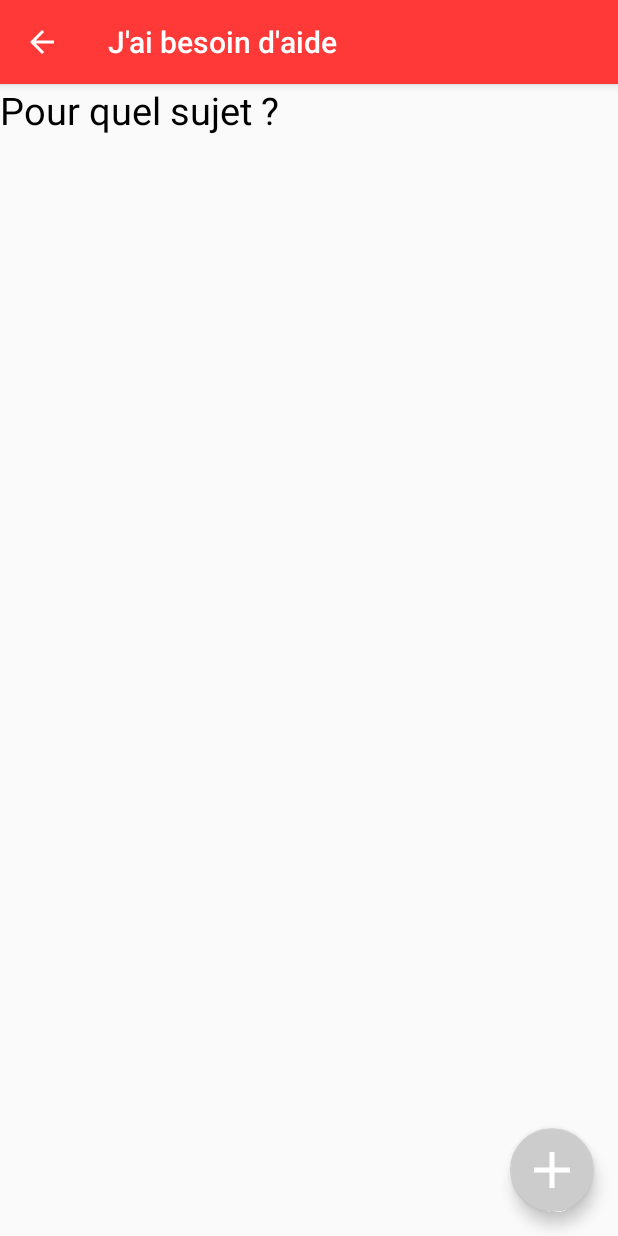
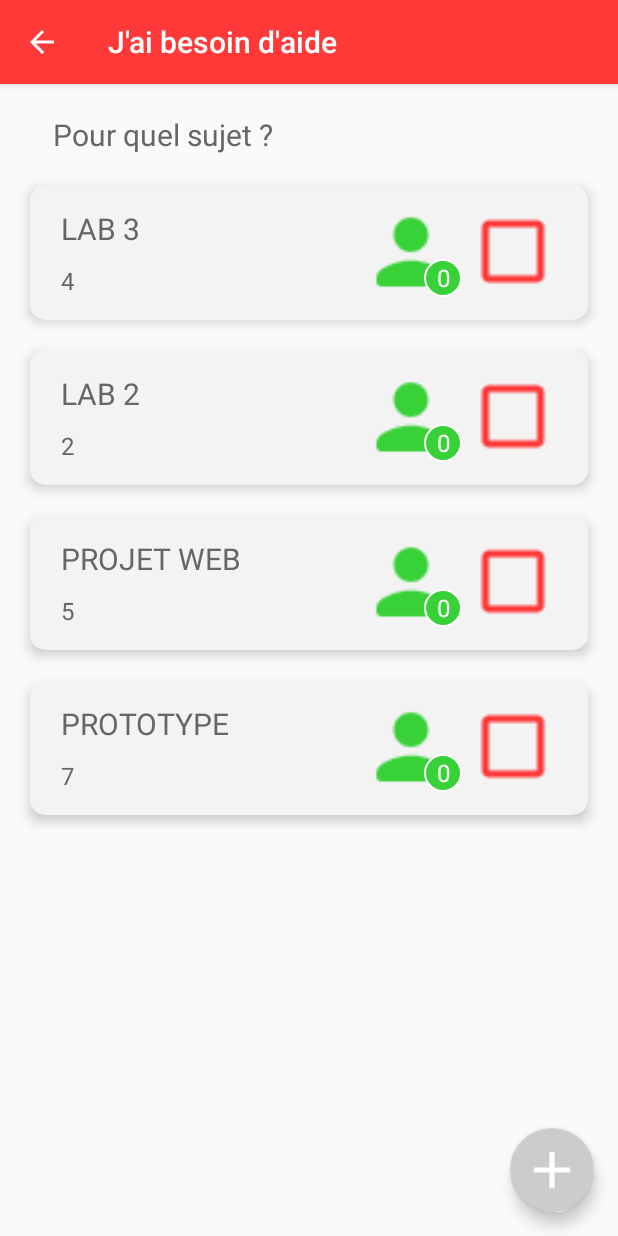
Before and after one commit to Samylms/helpy, an Android app: the NeedHelpTopicListActivity screen opened directly, with no data from a screen before it, on a phone screen of 412 x 824 dp. Run offline under Robolectric (Android 15) with nearby library versions, the light colour scheme and no system bars.

Commit message:
- recyclerView in TopicActivity

```diff
--- a/app/build.gradle
+++ b/app/build.gradle
@@ -26,4 +26,6 @@ dependencies {
     testImplementation 'junit:junit:4.12'
     androidTestImplementation 'com.android.support.test:runner:1.0.2'
     androidTestImplementation 'com.android.support.test.espresso:espresso-core:3.0.2'
+    implementation 'com.android.support:recyclerview-v7:28.0.0'
+    implementation 'com.android.support:cardview-v7:28.0.0'
 }
--- a/app/src/main/java/ij/personal/helpy/Contact_Activity/MyAdapter.java
+++ b/app/src/main/java/ij/personal/helpy/Contact_Activity/MyAdapter.java
@@ -23,7 +23,7 @@ public class MyAdapter extends RecyclerView.Adapter<MyAdapter.MyViewHolder>{
     private ArrayList<String> mButtonContact = new ArrayList<>();
     private Context mContext;
 
-    public MyAdapter(Context mContext,ArrayList<String> mTextContact, ArrayList<String> mButtonContact) {
+    public MyAdapter(Context mContext, ArrayList<String> mTextContact, ArrayList<String> mButtonContact) {
         this.mTextContact = mTextContact;
         this.mButtonContact = mButtonContact;
         this.mContext = mContext;
--- a/app/src/main/java/ij/personal/helpy/Models/Class.java
+++ b/app/src/main/java/ij/personal/helpy/Models/Class.java
@@ -1,5 +1,6 @@
 package ij.personal.helpy.Models;
 
+import java.util.ArrayList;
 import java.util.List;
 
 // CLASSES
@@ -8,6 +9,7 @@ public class Class {
     int id;
     int year;
     String name;
+    List<Topic> classTopics;
 
     public Class(int id, int year, String name) {
         this.id = id;
@@ -37,6 +39,16 @@ public class Class {
 
     public List<Topic> getClassTopics (){
         //todo: api call
-        return null;
+
+        classTopics = new ArrayList<>();
+        Topic topic1 = new Topic(1,"Lab 3", this.id, 4);
+        Topic topic2 = new Topic(1,"Lab 2", this.id, 2);
+        Topic topic3 = new Topic(1,"Projet Web", this.id, 5);
+        Topic topic4 = new Topic(1,"Prototype", this.id, 7);
+        classTopics.add(topic1);
+        classTopics.add(topic2);
+        classTopics.add(topic3);
+        classTopics.add(topic4);
+        return classTopics;
     }
 }
--- a/app/src/main/java/ij/personal/helpy/NeedHelpTopicListActivity.java
+++ b/app/src/main/java/ij/personal/helpy/NeedHelpTopicListActivity.java
@@ -5,10 +5,25 @@ import android.os.Bundle;
 import android.support.design.widget.FloatingActionButton;
 import android.support.design.widget.Snackbar;
 import android.support.v7.app.AppCompatActivity;
+import android.support.v7.widget.LinearLayoutManager;
+import android.support.v7.widget.RecyclerView;
 import android.support.v7.widget.Toolbar;
 import android.view.View;
 
+import java.util.List;
+
+import ij.personal.helpy.Models.Class;
+import ij.personal.helpy.Models.Topic;
+
 public class NeedHelpTopicListActivity extends AppCompatActivity {
+
+    private RecyclerView topicRecyclerView;
+    private RecyclerView.Adapter topicAdapter;
+    private RecyclerView.LayoutManager topicLayoutManager;
+    private String[] myDataTest;
+
+    private Class studentClass;
+    private List<Topic> topics;
 
     @Override
     protected void onCreate(Bundle savedInstanceState) {
@@ -31,6 +46,23 @@ public class NeedHelpTopicListActivity extends AppCompatActivity {
         // Pour la flèche de retour
         getSupportActionBar().setDisplayHomeAsUpEnabled(true);
         getSupportActionBar().setDisplayShowHomeEnabled(true);
+
+        // GET ALL DATA
+        studentClass = new Class(5, 2019, "Prism");
+        topics = studentClass.getClassTopics();
+
+        // handle recyclerView
+        topicRecyclerView = findViewById(R.id.topicRecyclerView);
+        topicRecyclerView.setHasFixedSize(true);
+        // use a linear layout manager
+        topicLayoutManager = new LinearLayoutManager(this);
+        topicRecyclerView.setLayoutManager(topicLayoutManager);
+        // specify an adapter
+        myDataTest = new String[] {"riri", "fifi", "loulou"};
+//        topicAdapter = new TopicAdapter(myDataTest);
+        topicAdapter = new TopicAdapter(topics);
+        topicRecyclerView.setAdapter(topicAdapter);
+
     }
 
     // Pour revenir à l'activité précédente via la flèche de retour
--- /dev/null
+++ b/app/src/main/java/ij/personal/helpy/TopicAdapter.java
@@ -0,0 +1,66 @@
+package ij.personal.helpy;
+
+import android.support.v7.widget.RecyclerView;
+import android.view.LayoutInflater;
+import android.view.View;
+import android.view.ViewGroup;
+import android.widget.LinearLayout;
+import android.widget.TextView;
+
+import java.util.List;
+
+import ij.personal.helpy.Models.Topic;
+
+public class TopicAdapter extends RecyclerView.Adapter<TopicAdapter.TopicViewHolder> {
+    private String[] mDataset;
+    private List<Topic> mClassTopics;
+
+    // Provide a reference to the views for each data item
+    // Complex data items may need more than one view per item, and
+    // you provide access to all the views for a data item in a view holder
+    public static class TopicViewHolder extends RecyclerView.ViewHolder {
+        // each data item
+        public TextView txtTopicTitle;
+        public TextView txtTopicSubject;
+
+        // Constructor
+        public TopicViewHolder(View v) {
+            super(v);
+            txtTopicTitle = v.findViewById(R.id.txtTopicTitle);
+            txtTopicSubject = v.findViewById(R.id.txtTopicSubject);
+        }
+    }
+
+    // Provide a suitable constructor (depends on the kind of dataset)
+//    public TopicAdapter(String[] myDataset) {
+    public TopicAdapter(List<Topic> classTopics) {
+        mClassTopics = classTopics;
+    }
+
+    // Create new views (invoked by the layout manager)
+    @Override
+    public TopicAdapter.TopicViewHolder onCreateViewHolder(ViewGroup parent, int viewType) {
+        // create a new view
+        LinearLayout v = (LinearLayout) LayoutInflater.from(parent.getContext())
+                .inflate(R.layout.topic_card, parent, false);
+
+        TopicViewHolder vh = new TopicViewHolder(v);
+        return vh;
+    }
+
+    // Replace the contents of a view (invoked by the layout manager)
+    @Override
+    public void onBindViewHolder(TopicViewHolder holder, int position) {
+        // - get element from your dataset at this position
+        // - replace the contents of the view with that element
+        holder.txtTopicTitle.setText(mClassTopics.get(position).getTitle());
+        holder.txtTopicSubject.setText(String.valueOf(mClassTopics.get(position).getIdSubject()));
+
+    }
+
+    // Return the size of your dataset (invoked by the layout manager)
+    @Override
+    public int getItemCount() {
+        return mClassTopics.size();
+    }
+}
--- /dev/null
+++ b/app/src/main/res/drawable-anydpi/ic_person.xml
@@ -0,0 +1,13 @@
+<vector xmlns:android="http://schemas.android.com/apk/res/android"
+    android:width="24dp"
+    android:height="24dp"
+    android:viewportWidth="19.2"
+    android:viewportHeight="19.2"
+    android:tint="#38D138">
+  <group android:translateX="-2.4"
+      android:translateY="-2.4">
+    <path
+        android:fillColor="#FF000000"
+        android:pathData="M12,12c2.21,0 4,-1.79 4,-4s-1.79,-4 -4,-4 -4,1.79 -4,4 1.79,4 4,4zM12,14c-2.67,0 -8,1.34 -8,4v1c0,0.55 0.45,1 1,1h14c0.55,0 1,-0.45 1,-1v-1c0,-2.66 -5.33,-4 -8,-4z"/>
+  </group>
+</vector>
--- /dev/null
+++ b/app/src/main/res/drawable/round_green.xml
@@ -0,0 +1,6 @@
+<?xml version="1.0" encoding="utf-8"?>
+<shape xmlns:android="http://schemas.android.com/apk/res/android"
+    android:shape="oval">
+    <solid android:color="@color/green" />
+    <stroke android:width="2px" android:color="@color/white"/>
+</shape>
--- a/app/src/main/res/layout/content_need_help_topic_list.xml
+++ b/app/src/main/res/layout/content_need_help_topic_list.xml
@@ -14,8 +14,18 @@
     <TextView
         android:layout_width="match_parent"
         android:layout_height="wrap_content"
+        android:paddingStart="35dp"
+        android:paddingTop="20dp"
+        android:paddingBottom="10dp"
         android:text="@string/title_which_subject"
-        android:textColor="@color/black"
-        android:textSize="@dimen/text_size"/>
+        android:textColor="@color/darkGrey"
+        android:textSize="@dimen/text_size" />
+
+    <!-- A RecyclerView with some commonly used attributes -->
+    <android.support.v7.widget.RecyclerView
+        android:id="@+id/topicRecyclerView"
+        android:scrollbars="vertical"
+        android:layout_width="match_parent"
+        android:layout_height="match_parent"/>
 
 </LinearLayout>
--- /dev/null
+++ b/app/src/main/res/layout/topic_card.xml
@@ -0,0 +1,116 @@
+<?xml version="1.0" encoding="utf-8"?>
+<LinearLayout xmlns:android="http://schemas.android.com/apk/res/android"
+    xmlns:app="http://schemas.android.com/apk/res-auto"
+    android:layout_width="match_parent"
+    android:layout_height="wrap_content">
+
+    <!-- A CardView that contains a TextView -->
+    <android.support.v7.widget.CardView
+        android:id="@+id/card_view"
+        android:layout_width="match_parent"
+        android:layout_height="wrap_content"
+        android:layout_marginStart="20dp"
+        android:layout_marginTop="10dp"
+        android:layout_marginEnd="20dp"
+        android:layout_marginBottom="10dp"
+        app:cardBackgroundColor="@color/lightGrey"
+        app:cardCornerRadius="10dp"
+        app:cardElevation="5dp"
+        app:contentPadding="15dp">
+
+        <LinearLayout
+            android:layout_width="match_parent"
+            android:layout_height="wrap_content"
+            android:gravity="center"
+            android:orientation="horizontal">
+
+            <LinearLayout
+                android:layout_width="0dp"
+                android:layout_height="match_parent"
+                android:layout_weight="3"
+                android:gravity="start"
+                android:orientation="vertical"
+                android:paddingStart="5dp">
+
+                <TextView
+                    android:id="@+id/txtTopicTitle"
+                    android:layout_width="match_parent"
+                    android:layout_height="wrap_content"
+                    android:textAllCaps="true"
+                    android:textColor="@color/darkGrey"
+                    android:textSize="@dimen/text_size" />
+
+                <Space
+                    android:layout_width="match_parent"
+                    android:layout_height="10dp" />
+
+                <TextView
+                    android:id="@+id/txtTopicSubject"
+                    android:layout_width="match_parent"
+                    android:layout_height="wrap_content"
+                    android:textColor="@color/darkGrey"
+                    android:textSize="@dimen/small_text_size" />
+
+            </LinearLayout>
+
+            <LinearLayout
+                android:layout_width="0dp"
+                android:layout_height="match_parent"
+                android:layout_weight="2"
+                android:gravity="right|center_vertical"
+                android:orientation="horizontal">
+
+                <FrameLayout
+                    android:layout_width="0dp"
+                    android:layout_height="match_parent"
+                    android:layout_weight="1">
+
+                    <ImageView
+                        android:id="@+id/icPersonGreen"
+                        android:layout_width="wrap_content"
+                        android:layout_height="wrap_content"
+                        android:layout_gravity="center"
+                        android:layout_weight="1"
+                        android:scaleX="2.3"
+                        android:scaleY="2.3"
+                        app:srcCompat="@drawable/ic_person" />
+
+                    <TextView
+                        android:id="@+id/txtRequestQty"
+                        android:layout_width="25dp"
+                        android:layout_height="25dp"
+                        android:layout_gravity="bottom|end"
+                        android:background="@drawable/round_green"
+                        android:gravity="center"
+                        android:text="0"
+                        android:textAlignment="center"
+                        android:textColor="@color/white"
+                        android:textSize="@dimen/small_text_size" />
+                </FrameLayout>
+
+                <LinearLayout
+                    android:layout_width="0dp"
+                    android:layout_height="match_parent"
+                    android:layout_weight="1"
+                    android:gravity="center"
+                    android:orientation="vertical">
+
+                    <CheckBox
+                        android:id="@+id/checkBox"
+                        android:layout_width="wrap_content"
+                        android:layout_height="match_parent"
+                        android:layout_weight="1"
+                        android:buttonTint="@color/red"
+                        android:scaleX="2.3"
+                        android:scaleY="2.3"
+                        android:text="@null" />
+                </LinearLayout>
+
+            </LinearLayout>
+
+        </LinearLayout>
+
+
+    </android.support.v7.widget.CardView>
+
+</LinearLayout>
--- a/app/src/main/res/values/colors.xml
+++ b/app/src/main/res/values/colors.xml
@@ -10,6 +10,6 @@
     <color name="black">#000000</color>
     <color name="grey">#CCCCCC</color>
     <color name="darkGrey">#666666</color>
-    <color name="lightGrey">#DDDDDD</color>
+    <color name="lightGrey">#F3F3F3</color>
     <color name="white">#FFFFFF</color>
 </resources>
--- a/app/src/main/res/values/dimens.xml
+++ b/app/src/main/res/values/dimens.xml
@@ -1,6 +1,7 @@
 <resources>
 
-    <dimen name="text_size">25sp</dimen>
+    <dimen name="text_size">20sp</dimen>
+    <dimen name="small_text_size">16sp</dimen>
 
     <dimen name="fab_margin">16dp</dimen>
 </resources>
```
Also changed, not shown: app/src/main/res/drawable/button_green.xml (+4 -4 lines), app/src/main/res/drawable-hdpi/ic_person.png (added), app/src/main/res/drawable-mdpi/ic_person.png (added), app/src/main/res/drawable-xhdpi/ic_person.png (added), app/src/main/res/drawable-xxhdpi/ic_person.png (added).
